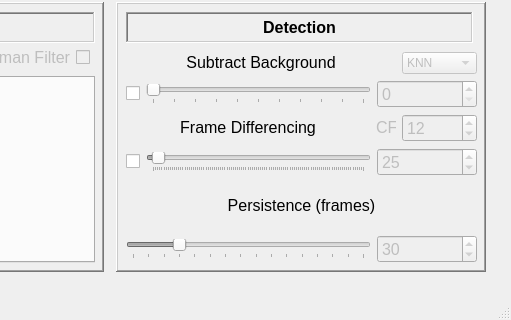
First picture: the form in ui_main_scrollable.ui, repository nolan-cummins/npm-analyzer, before the edit; both pictures show x 580 to 1091 and y 618 to 938 of the 1091 by 938 pixel window.
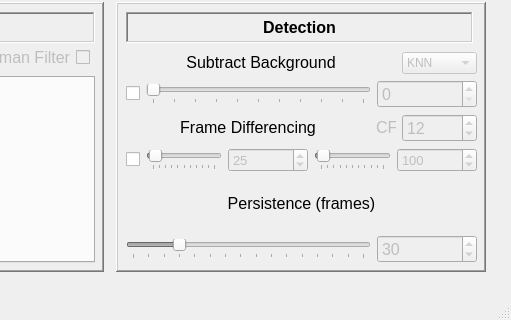
Second picture: the form after the edit. Custom widgets are drawn as their Qt base class.

Diff of the .ui file:
```diff
--- a/ui_main_scrollable.ui
+++ b/ui_main_scrollable.ui
@@ -1697,6 +1697,8 @@
                   <item>
                    <layout class="QHBoxLayout" name="horizontalLayout_5">
                     <item>
+                     <layout class="QHBoxLayout" name="horizontalLayout_18">
+                      <item>
                      <widget class="QCheckBox" name="frameDiffToggle">
                       <property name="font">
                        <font>
@@ -1735,7 +1737,7 @@
                        <enum>QSlider::TickPosition::TicksBelow</enum>
                       </property>
                       <property name="tickInterval">
-                       <number>10</number>
+                         <number>100</number>
                       </property>
                      </widget>
                     </item>
@@ -1746,14 +1748,36 @@
                       </property>
                       <property name="minimumSize">
                        <size>
-                        <width>100</width>
+                          <width>80</width>
                         <height>0</height>
                        </size>
                       </property>
+                        <property name="maximumSize">
+                         <size>
+                          <width>80</width>
+                          <height>16777215</height>
+                         </size>
+                        </property>
                       <property name="font">
                        <font>
-                        <pointsize>12</pointsize>
-                       </font>
+                          <pointsize>10</pointsize>
+                         </font>
+                        </property>
+                        <property name="minimum">
+                         <number>0</number>
+                        </property>
+                        <property name="maximum">
+                         <number>999</number>
+                        </property>
+                        <property name="value">
+                         <number>25</number>
+                        </property>
+                       </widget>
+                      </item>
+                      <item>
+                       <widget class="QSlider" name="frameDiffSliderMax">
+                        <property name="enabled">
+                         <bool>false</bool>
                       </property>
                       <property name="minimum">
                        <number>0</number>
@@ -1764,7 +1788,51 @@
                       <property name="value">
                        <number>25</number>
                       </property>
-                     </widget>
+                        <property name="orientation">
+                         <enum>Qt::Orientation::Horizontal</enum>
+                        </property>
+                        <property name="invertedAppearance">
+                         <bool>false</bool>
+                        </property>
+                        <property name="invertedControls">
+                         <bool>false</bool>
+                        </property>
+                        <property name="tickPosition">
+                         <enum>QSlider::TickPosition::TicksBelow</enum>
+                        </property>
+                        <property name="tickInterval">
+                         <number>100</number>
+                        </property>
+                       </widget>
+                      </item>
+                      <item>
+                       <widget class="QSpinBox" name="frameDiffValueMax">
+                        <property name="enabled">
+                         <bool>false</bool>
+                        </property>
+                        <property name="minimumSize">
+                         <size>
+                          <width>80</width>
+                          <height>0</height>
+                         </size>
+                        </property>
+                        <property name="font">
+                         <font>
+                          <pointsize>10</pointsize>
+                         </font>
+                        </property>
+                        <property name="minimum">
+                         <number>0</number>
+                        </property>
+                        <property name="maximum">
+                         <number>999</number>
+                        </property>
+                        <property name="value">
+                         <number>100</number>
+                        </property>
+                       </widget>
+                      </item>
+                     </layout>
                     </item>
                    </layout>
                   </item>
```
Left out of the diff: 32 changed lines with no effect on the pictures. Lines whose indentation alone changed are shown as unchanged.
